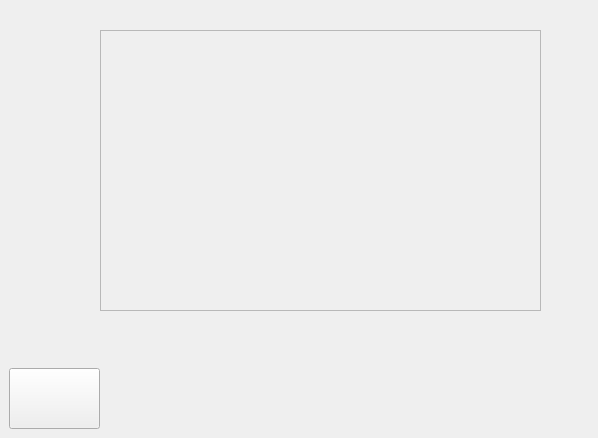
The window that cameralistwidget.ui (sheeaza/surround-view) describes before a commit, drawn with Qt 5.
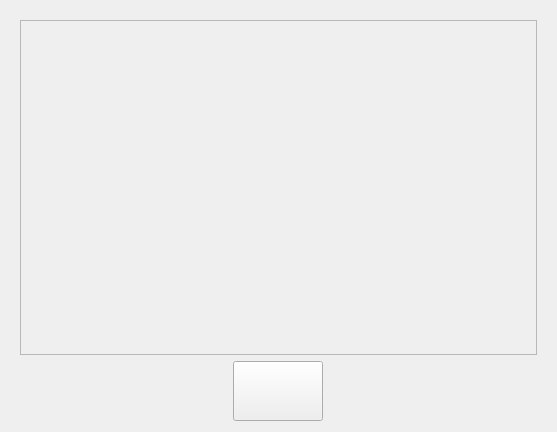
The same window after the commit. Icons and pictures are not drawn.

The edit to the form file:
```diff
--- a/cameralistwidget.ui
+++ b/cameralistwidget.ui
@@ -6,8 +6,8 @@
    <rect>
     <x>0</x>
     <y>0</y>
-    <width>598</width>
-    <height>438</height>
+    <width>557</width>
+    <height>432</height>
    </rect>
   </property>
   <property name="sizePolicy">
@@ -19,19 +19,54 @@
   <property name="windowTitle">
    <string>Dialog</string>
   </property>
+  <layout class="QGridLayout" name="gridLayout">
+   <property name="leftMargin">
+    <number>20</number>
+   </property>
+   <property name="topMargin">
+    <number>20</number>
+   </property>
+   <property name="rightMargin">
+    <number>20</number>
+   </property>
+   <item row="1" column="1" alignment="Qt::AlignHCenter|Qt::AlignVCenter">
+    <widget class="QPushButton" name="exitButton">
+     <property name="sizePolicy">
+      <sizepolicy hsizetype="Fixed" vsizetype="Fixed">
+       <horstretch>0</horstretch>
+       <verstretch>0</verstretch>
+      </sizepolicy>
+     </property>
+     <property name="minimumSize">
+      <size>
+       <width>90</width>
+       <height>60</height>
+      </size>
+     </property>
+     <property name="text">
+      <string/>
+     </property>
+     <property name="icon">
+      <iconset resource="icons.qrc">
+       <normaloff>:/icon/icons8-back-50.png</normaloff>:/icon/icons8-back-50.png</iconset>
+     </property>
+     <property name="autoDefault">
+      <bool>false</bool>
+     </property>
+    </widget>
+   </item>
+   <item row="0" column="1">
   <widget class="QScrollArea" name="scrollArea">
-   <property name="geometry">
-    <rect>
-     <x>100</x>
-     <y>30</y>
-     <width>441</width>
-     <height>281</height>
-    </rect>
+     <property name="sizePolicy">
+      <sizepolicy hsizetype="Expanding" vsizetype="Expanding">
+       <horstretch>1</horstretch>
+       <verstretch>1</verstretch>
+      </sizepolicy>
    </property>
    <property name="minimumSize">
     <size>
-     <width>0</width>
-     <height>0</height>
+       <width>420</width>
+       <height>280</height>
     </size>
    </property>
    <property name="styleSheet">
@@ -39,6 +74,9 @@
 	width:50px;
 }</string>
    </property>
+     <property name="frameShadow">
+      <enum>QFrame::Sunken</enum>
+     </property>
    <property name="verticalScrollBarPolicy">
     <enum>Qt::ScrollBarAsNeeded</enum>
    </property>
@@ -50,8 +88,8 @@
      <rect>
       <x>0</x>
       <y>0</y>
-      <width>439</width>
-      <height>279</height>
+        <width>515</width>
+        <height>335</height>
      </rect>
     </property>
     <property name="sizePolicy">
@@ -75,38 +113,8 @@
     <layout class="QVBoxLayout" name="verticalLayout"/>
    </widget>
   </widget>
-  <widget class="QPushButton" name="exitButton">
-   <property name="geometry">
-    <rect>
-     <x>9</x>
-     <y>368</y>
-     <width>91</width>
-     <height>61</height>
-    </rect>
-   </property>
-   <property name="sizePolicy">
-    <sizepolicy hsizetype="Fixed" vsizetype="Fixed">
-     <horstretch>0</horstretch>
-     <verstretch>0</verstretch>
-    </sizepolicy>
-   </property>
-   <property name="minimumSize">
-    <size>
-     <width>90</width>
-     <height>60</height>
-    </size>
-   </property>
-   <property name="text">
-    <string/>
-   </property>
-   <property name="icon">
-    <iconset resource="icons.qrc">
-     <normaloff>:/icon/icons8-back-50.png</normaloff>:/icon/icons8-back-50.png</iconset>
-   </property>
-   <property name="autoDefault">
-    <bool>false</bool>
-   </property>
-  </widget>
+   </item>
+  </layout>
  </widget>
  <resources>
   <include location="icons.qrc"/>
```
Lines whose indentation alone changed are shown as unchanged.
